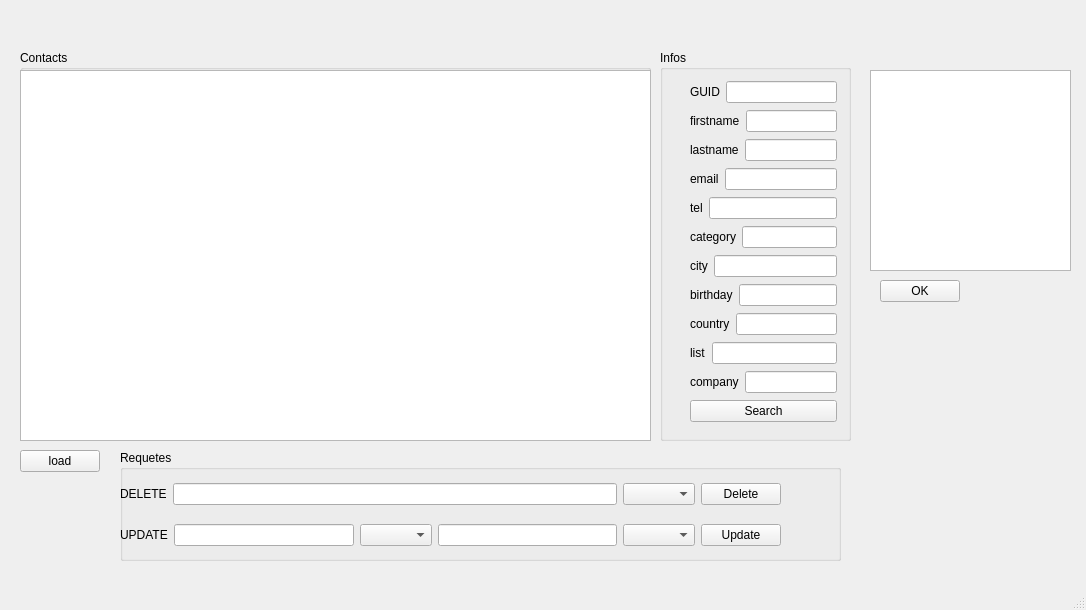
Old version of the form TP_Contact/contact/contact.ui in the repository Charpente/contacts.
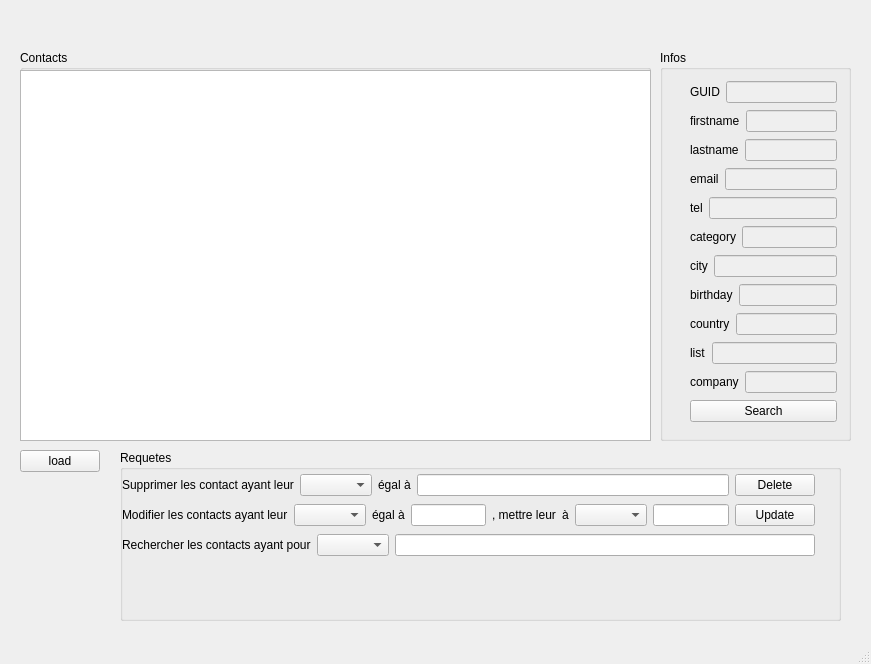
New version of the form.

```diff
--- a/TP_Contact/contact/contact.ui
+++ b/TP_Contact/contact/contact.ui
@@ -6,8 +6,8 @@
    <rect>
     <x>0</x>
     <y>0</y>
-    <width>1086</width>
-    <height>610</height>
+    <width>871</width>
+    <height>664</height>
    </rect>
   </property>
   <property name="windowTitle">
@@ -46,7 +46,11 @@
          </widget>
         </item>
         <item>
-         <widget class="QLineEdit" name="lineEdit_GUID"/>
+         <widget class="QLineEdit" name="lineEdit_GUID">
+          <property name="enabled">
+           <bool>false</bool>
+          </property>
+         </widget>
         </item>
        </layout>
       </item>
@@ -60,7 +64,11 @@
          </widget>
         </item>
         <item>
-         <widget class="QLineEdit" name="lineEdit_firstname"/>
+         <widget class="QLineEdit" name="lineEdit_firstname">
+          <property name="enabled">
+           <bool>false</bool>
+          </property>
+         </widget>
         </item>
        </layout>
       </item>
@@ -74,7 +82,11 @@
          </widget>
         </item>
         <item>
-         <widget class="QLineEdit" name="lineEdit_lastname"/>
+         <widget class="QLineEdit" name="lineEdit_lastname">
+          <property name="enabled">
+           <bool>false</bool>
+          </property>
+         </widget>
         </item>
        </layout>
       </item>
@@ -88,7 +100,11 @@
          </widget>
         </item>
         <item>
-         <widget class="QLineEdit" name="lineEdit_email"/>
+         <widget class="QLineEdit" name="lineEdit_email">
+          <property name="enabled">
+           <bool>false</bool>
+          </property>
+         </widget>
         </item>
        </layout>
       </item>
@@ -102,7 +118,11 @@
          </widget>
         </item>
         <item>
-         <widget class="QLineEdit" name="lineEdit_tel"/>
+         <widget class="QLineEdit" name="lineEdit_tel">
+          <property name="enabled">
+           <bool>false</bool>
+          </property>
+         </widget>
         </item>
        </layout>
       </item>
@@ -116,7 +136,11 @@
          </widget>
         </item>
         <item>
-         <widget class="QLineEdit" name="lineEdit_category"/>
+         <widget class="QLineEdit" name="lineEdit_category">
+          <property name="enabled">
+           <bool>false</bool>
+          </property>
+         </widget>
         </item>
        </layout>
       </item>
@@ -130,7 +154,11 @@
          </widget>
         </item>
         <item>
-         <widget class="QLineEdit" name="lineEdit_city"/>
+         <widget class="QLineEdit" name="lineEdit_city">
+          <property name="enabled">
+           <bool>false</bool>
+          </property>
+         </widget>
         </item>
        </layout>
       </item>
@@ -144,7 +172,11 @@
          </widget>
         </item>
         <item>
-         <widget class="QLineEdit" name="lineEdit_birthday"/>
+         <widget class="QLineEdit" name="lineEdit_birthday">
+          <property name="enabled">
+           <bool>false</bool>
+          </property>
+         </widget>
         </item>
        </layout>
       </item>
@@ -158,7 +190,11 @@
          </widget>
         </item>
         <item>
-         <widget class="QLineEdit" name="lineEdit_country"/>
+         <widget class="QLineEdit" name="lineEdit_country">
+          <property name="enabled">
+           <bool>false</bool>
+          </property>
+         </widget>
         </item>
        </layout>
       </item>
@@ -172,7 +208,11 @@
          </widget>
         </item>
         <item>
-         <widget class="QLineEdit" name="lineEdit_list"/>
+         <widget class="QLineEdit" name="lineEdit_list">
+          <property name="enabled">
+           <bool>false</bool>
+          </property>
+         </widget>
         </item>
        </layout>
       </item>
@@ -186,7 +226,11 @@
          </widget>
         </item>
         <item>
-         <widget class="QLineEdit" name="lineEdit_company"/>
+         <widget class="QLineEdit" name="lineEdit_company">
+          <property name="enabled">
+           <bool>false</bool>
+          </property>
+         </widget>
         </item>
        </layout>
       </item>
@@ -223,29 +267,6 @@
      </property>
     </widget>
    </widget>
-   <widget class="QTextEdit" name="requeteBox">
-    <property name="geometry">
-     <rect>
-      <x>870</x>
-      <y>70</y>
-      <width>201</width>
-      <height>201</height>
-     </rect>
-    </property>
-   </widget>
-   <widget class="QPushButton" name="btn_fireSql">
-    <property name="geometry">
-     <rect>
-      <x>880</x>
-      <y>280</y>
-      <width>80</width>
-      <height>22</height>
-     </rect>
-    </property>
-    <property name="text">
-     <string>OK</string>
-    </property>
-   </widget>
    <widget class="QPushButton" name="btn_load">
     <property name="geometry">
      <rect>
@@ -265,19 +286,19 @@
       <x>120</x>
       <y>450</y>
       <width>721</width>
-      <height>111</height>
+      <height>171</height>
      </rect>
     </property>
     <property name="title">
      <string>Requetes</string>
     </property>
-    <widget class="QWidget" name="">
+    <widget class="QWidget" name="layoutWidget">
      <property name="geometry">
       <rect>
-       <x>0</x>
-       <y>20</y>
-       <width>661</width>
-       <height>91</height>
+       <x>2</x>
+       <y>22</y>
+       <width>693</width>
+       <height>86</height>
       </rect>
      </property>
      <layout class="QVBoxLayout" name="verticalLayout_2">
@@ -286,16 +307,23 @@
         <item>
          <widget class="QLabel" name="label">
           <property name="text">
-           <string>DELETE</string>
+           <string>Supprimer les contact ayant leur</string>
           </property>
          </widget>
         </item>
-        <item>
-         <widget class="QLineEdit" name="tbxDelete"/>
-        </item>
         <item>
          <widget class="QComboBox" name="cbxDelete"/>
         </item>
+        <item>
+         <widget class="QLabel" name="label_14">
+          <property name="text">
+           <string>égal à</string>
+          </property>
+         </widget>
+        </item>
+        <item>
+         <widget class="QLineEdit" name="tbxDelete"/>
+        </item>
         <item>
          <widget class="QPushButton" name="btnDelete">
           <property name="text">
@@ -310,22 +338,43 @@
         <item>
          <widget class="QLabel" name="label_13">
           <property name="text">
-           <string>UPDATE</string>
+           <string>Modifier les contacts ayant leur</string>
           </property>
          </widget>
         </item>
-        <item>
-         <widget class="QLineEdit" name="tbxUpdate1"/>
-        </item>
-        <item>
-         <widget class="QComboBox" name="cbxUpdate1"/>
-        </item>
-        <item>
-         <widget class="QLineEdit" name="tbxUpdate2"/>
-        </item>
         <item>
          <widget class="QComboBox" name="cbxUpdate2"/>
         </item>
+        <item>
+         <widget class="QLabel" name="label_15">
+          <property name="text">
+           <string>égal à</string>
+          </property>
+         </widget>
+        </item>
+        <item>
+         <widget class="QLineEdit" name="tbxUpdate2"/>
+        </item>
+        <item>
+         <widget class="QLabel" name="label_16">
+          <property name="text">
+           <string>, mettre leur</string>
+          </property>
+         </widget>
+        </item>
+        <item>
+         <widget class="QLabel" name="label_17">
+          <property name="text">
+           <string>à</string>
+          </property>
+         </widget>
+        </item>
+        <item>
+         <widget class="QComboBox" name="cbxUpdate1"/>
+        </item>
+        <item>
+         <widget class="QLineEdit" name="tbxUpdate1"/>
+        </item>
         <item>
          <widget class="QPushButton" name="btnUpdate">
           <property name="text">
@@ -335,6 +384,23 @@
         </item>
        </layout>
       </item>
+      <item>
+       <layout class="QHBoxLayout" name="horizontalLayout_14">
+        <item>
+         <widget class="QLabel" name="label_18">
+          <property name="text">
+           <string>Rechercher les contacts ayant pour</string>
+          </property>
+         </widget>
+        </item>
+        <item>
+         <widget class="QComboBox" name="cbxSearch"/>
+        </item>
+        <item>
+         <widget class="QLineEdit" name="tbxSearch"/>
+        </item>
+       </layout>
+      </item>
      </layout>
     </widget>
    </widget>
@@ -344,8 +410,8 @@
     <rect>
      <x>0</x>
      <y>0</y>
-     <width>1086</width>
-     <height>21</height>
+     <width>871</width>
+     <height>20</height>
     </rect>
    </property>
   </widget>
```
